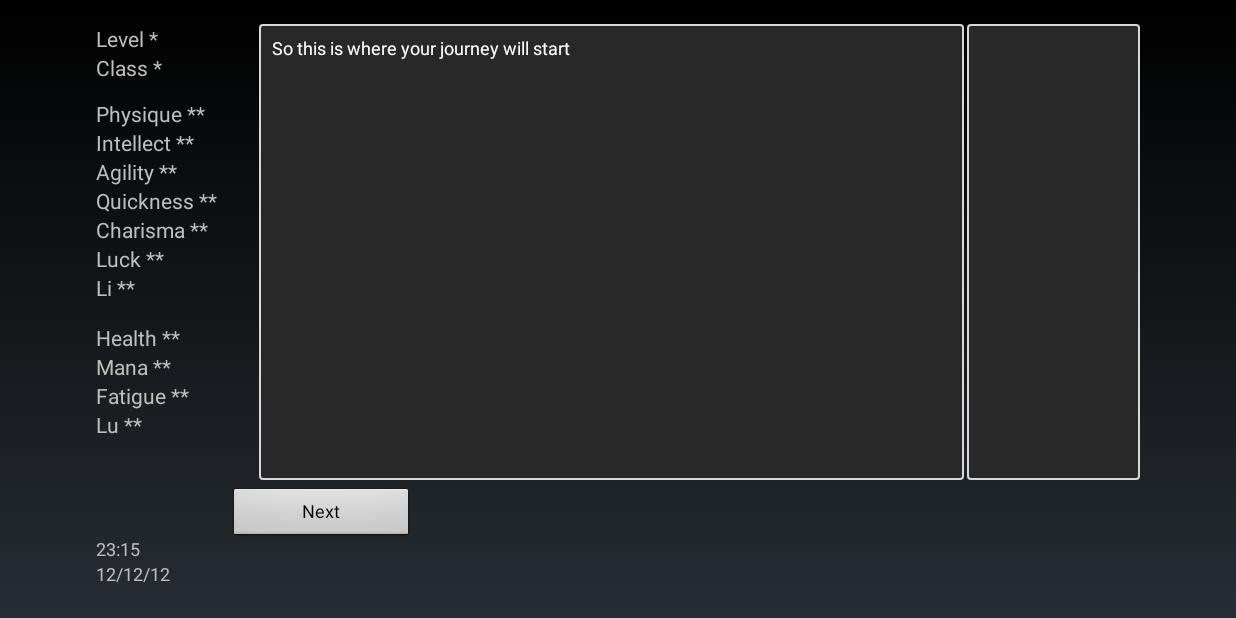
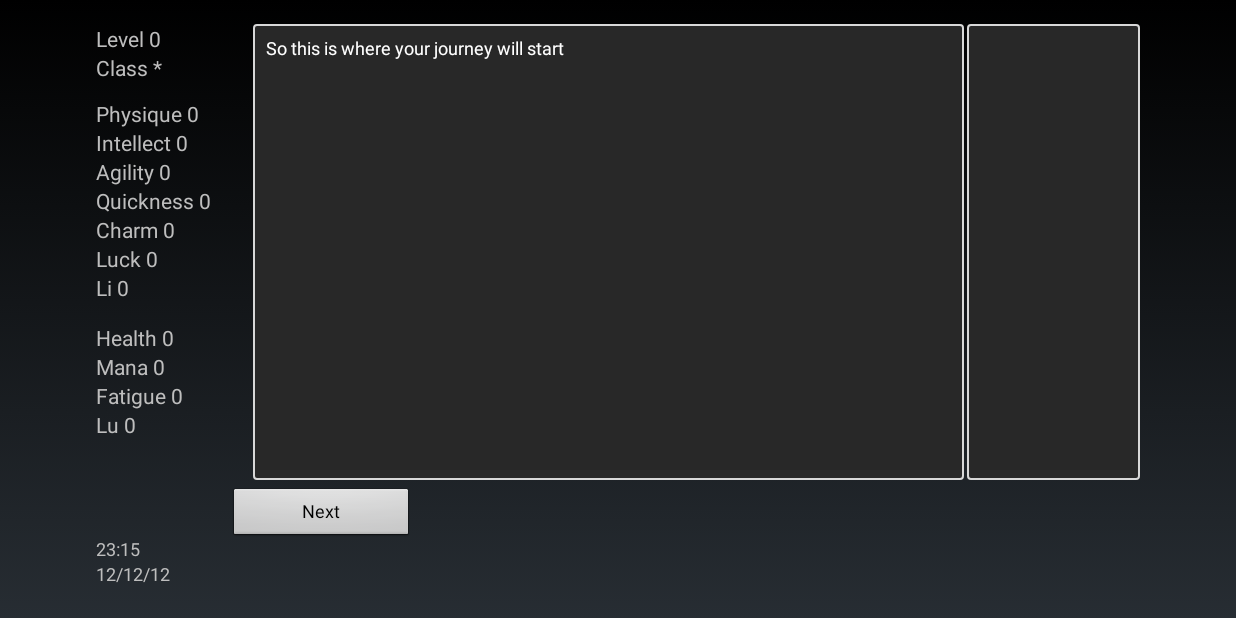
Before and after one commit to Moderbord/HuntForCoffee, an Android app: the screen it shows after launch (MainActivity), after a tap on "New", on a phone screen of 824 x 412 dp (held sideways). Run offline under Robolectric (Android 15) with nearby library versions, the phone set to English and light mode, and no system bars; 1 other tap on this screen came first.

Commit message:
Small bug fixes

```diff
--- a/app/src/main/java/moderbord/huntforcoffee/CharCreation.java
+++ b/app/src/main/java/moderbord/huntforcoffee/CharCreation.java
@@ -3,6 +3,7 @@ package moderbord.huntforcoffee;
 import android.content.Context;
 import android.view.View;
 
+import moderbord.huntforcoffee.Enteties.Player;
 import moderbord.huntforcoffee.GameFunctions.Inventory;
 
 /**
@@ -19,6 +20,8 @@ public class CharCreation {
 
     public void ccPartOne(){ // ID 99991
         System.out.println("CCPARTONE from CharacterCreation here!");
+        main.player = new Player(main, null, null, "Class *", null, null, 0, 0, 0, 0, 0, 0, 0, 0, 0, 0, 0, 0, 0, 0, 0, 0, 0, 0, null, null, null, null, null, null, null, null, null, null, null);
+        main.ui.updateStatsAll(main.player);
         main.appendText("So this is where your journey will start");
         main.submitText();
 
--- a/app/src/main/java/moderbord/huntforcoffee/GameFunctions/Inventory.java
+++ b/app/src/main/java/moderbord/huntforcoffee/GameFunctions/Inventory.java
@@ -16,7 +16,7 @@ public class Inventory{
         String string = "";
             for(int i = 0; i < inventory.length; i++){
                 if (inventory[i] != null) {
-                    string = string + "\n"+ i + ": " +inventory[i].getiName() + ", qty " + inventory[i].getAmount();
+                    string = string + "\n"+ (i+1) + ": " +inventory[i].getiName() + ", qty " + inventory[i].getAmount();
                 }
             }
         String inv = "Your inventory:\n" + string;
--- a/app/src/main/java/moderbord/huntforcoffee/MainActivity.java
+++ b/app/src/main/java/moderbord/huntforcoffee/MainActivity.java
@@ -22,7 +22,7 @@ public class MainActivity extends Activity {
     public Item item = new Item(this);
     public EntityInitiator entityInitiator = new EntityInitiator(this);
     public Consumer consumer = new Consumer(this);
-    public Entity player = new Player(this, null, null, null, null, null, 0, 0, 0, 0, 0, 0, 0, 0, 0, 0, 0, 0, 0, 0, 0, 0, 0, 0, null, null, null, null, null, null, null, null, null, null, null);
+    public Entity player;
     public Entity jheero;
 
 
--- a/app/src/main/java/moderbord/huntforcoffee/SaveLoad.java
+++ b/app/src/main/java/moderbord/huntforcoffee/SaveLoad.java
@@ -10,6 +10,7 @@ import java.lang.reflect.Type;
 import java.util.ArrayList;
 import java.util.List;
 
+import moderbord.huntforcoffee.Enteties.Player;
 import moderbord.huntforcoffee.GameFunctions.Inventory;
 import moderbord.huntforcoffee.GameFunctions.Item;
 
@@ -286,6 +287,7 @@ public class SaveLoad {
         System.out.println("LOADGAMESLOT from SaveLoad here!");
         String which = main.eventManager.getEventChoice();
         SharedPreferences sp = main.getSharedPreferences(which, 0);
+        main.player = new Player(main, null, null, "Class *", null, null, 0, 0, 0, 0, 0, 0, 0, 0, 0, 0, 0, 0, 0, 0, 0, 0, 0, 0, null, null, null, null, null, null, null, null, null, null, null);
         Gson gson = new Gson();
 
         Entity tempEntity;
```
